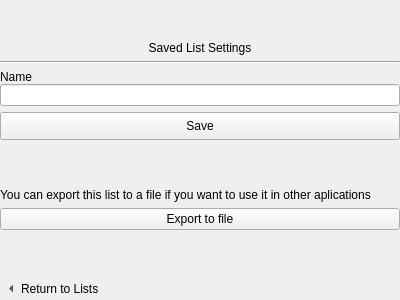
The window that src/app/ui/audiolistsstack.ui (KDE/bangarang) describes before a commit, drawn with Qt 5.
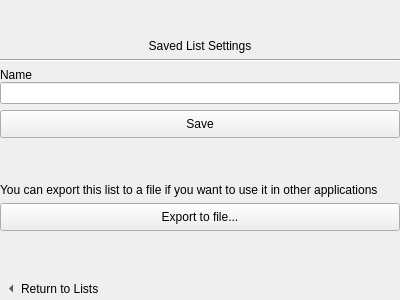
The same window after the commit. The open tabs and pages were chosen to show the change. Icons and pictures are not drawn. Custom widgets are drawn as their Qt base class.

Commit message:
Polish export saved lists feature.
We use KIO now, improved warning message, added icons and gray out the button when there's no M3U file. Also adapted to coding style and UI guidelines.

```diff
--- a/src/app/ui/audiolistsstack.ui
+++ b/src/app/ui/audiolistsstack.ui
@@ -416,7 +416,7 @@
        <item>
         <widget class="QLabel" name="label">
          <property name="text">
-          <string>You can export this list to a file if you want to use it in other aplications</string>
+          <string>You can export this list to a file if you want to use it in other applications</string>
          </property>
          <property name="wordWrap">
           <bool>true</bool>
@@ -426,7 +426,19 @@
        <item>
         <widget class="QPushButton" name="aslsExport">
          <property name="text">
-          <string>Export to file</string>
+          <string>Export to file...</string>
+         </property>
+         <property name="sizePolicy">
+          <sizepolicy hsizetype="Expanding" vsizetype="Preferred">
+           <horstretch>0</horstretch>
+           <verstretch>0</verstretch>
+          </sizepolicy>
+         </property>
+         <property name="minimumSize">
+          <size>
+           <width>0</width>
+           <height>28</height>
+          </size>
          </property>
         </widget>
        </item>
```
The commit also changes 4 other files.
